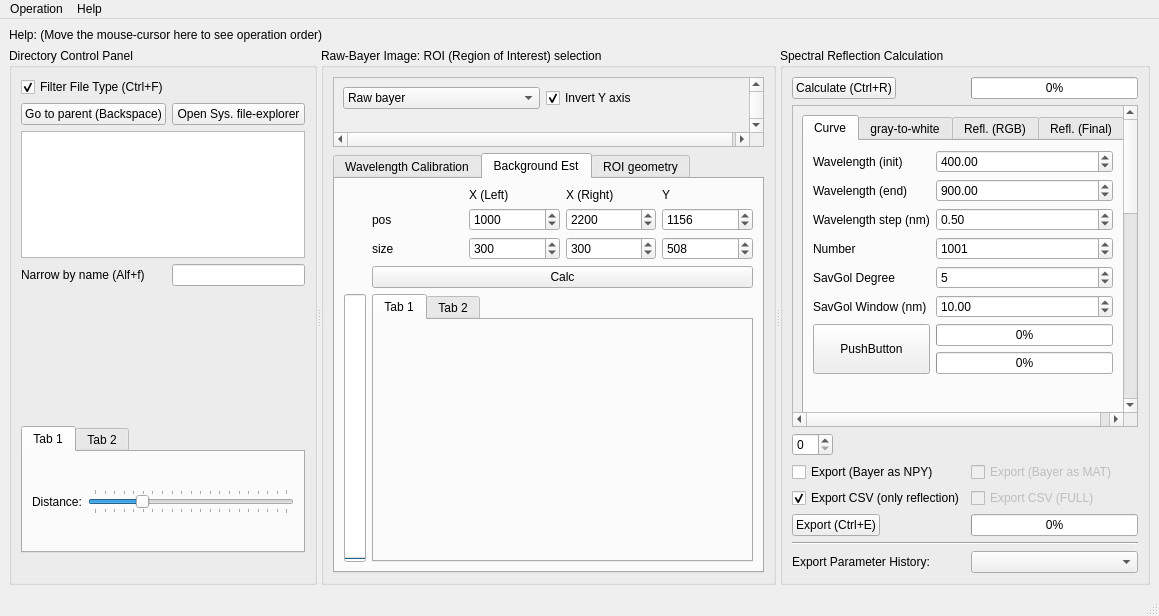
The window that UI/UI_Mainwindow.ui (garid3000/bps_spectrometer_gui) describes before a commit, drawn with Qt 5.
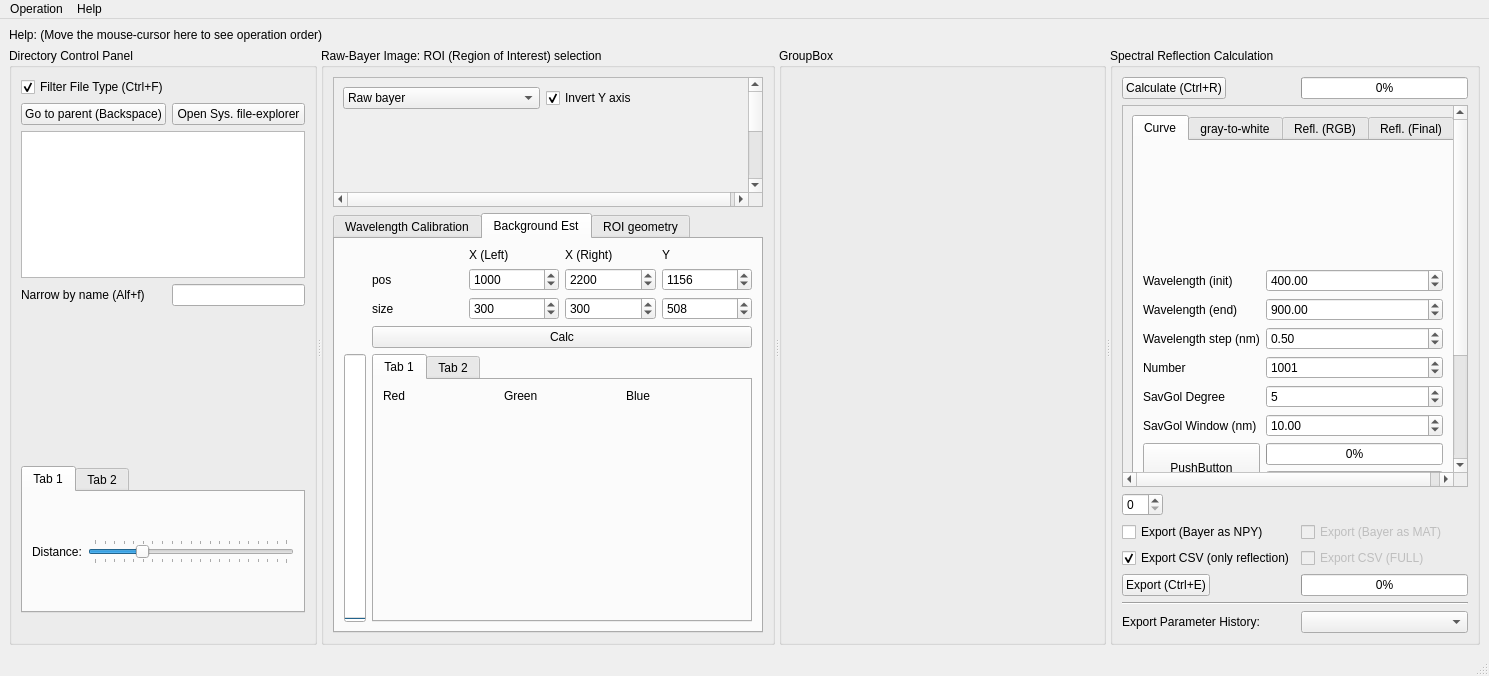
The same window after the commit. The open tabs and pages were chosen to show the change. Icons and pictures are not drawn. Custom widgets are drawn as their Qt base class.

Commit message: Feature to use 2 data for (each for obje, gray)

The edit to the form file:
```diff
--- a/UI/UI_Mainwindow.ui
+++ b/UI/UI_Mainwindow.ui
@@ -6,16 +6,16 @@
    <rect>
     <x>0</x>
     <y>0</y>
-    <width>1159</width>
-    <height>614</height>
+    <width>1489</width>
+    <height>676</height>
    </rect>
   </property>
   <property name="windowTitle">
    <string>MainWindow</string>
   </property>
   <widget class="QWidget" name="centralwidget">
-   <layout class="QVBoxLayout" name="verticalLayout_7">
-    <item>
+   <layout class="QGridLayout" name="gridLayout_20">
+    <item row="0" column="0">
      <widget class="QLabel" name="label">
       <property name="toolTip">
        <string>&lt;html&gt;&lt;head/&gt;&lt;body&gt;&lt;p&gt;&lt;img src=&quot;:/newPrefix/MAIN_howto.png&quot;/&gt;&lt;/p&gt;&lt;/body&gt;&lt;/html&gt;</string>
@@ -25,14 +25,8 @@
       </property>
      </widget>
     </item>
-    <item>
+    <item row="1" column="0">
      <widget class="QSplitter" name="splitter">
-      <property name="sizePolicy">
-       <sizepolicy hsizetype="Expanding" vsizetype="Expanding">
-        <horstretch>0</horstretch>
-        <verstretch>0</verstretch>
-       </sizepolicy>
-      </property>
       <property name="orientation">
        <enum>Qt::Orientation::Horizontal</enum>
       </property>
@@ -658,7 +652,23 @@
                <layout class="QGridLayout" name="gridLayout_14">
                 <item row="0" column="0">
                  <layout class="QGridLayout" name="gridLayout_12">
-                  <item row="0" column="0">
+                  <item row="1" column="2">
+                   <widget class="PlotWidget" name="graph_bg_b" native="true">
+                    <property name="sizePolicy">
+                     <sizepolicy hsizetype="Expanding" vsizetype="Expanding">
+                      <horstretch>1</horstretch>
+                      <verstretch>1</verstretch>
+                     </sizepolicy>
+                    </property>
+                    <property name="minimumSize">
+                     <size>
+                      <width>1</width>
+                      <height>1</height>
+                     </size>
+                    </property>
+                   </widget>
+                  </item>
+                  <item row="1" column="0">
                    <widget class="PlotWidget" name="graph_bg_r" native="true">
                     <property name="sizePolicy">
                      <sizepolicy hsizetype="Expanding" vsizetype="Expanding">
@@ -674,7 +684,7 @@
                     </property>
                    </widget>
                   </item>
-                  <item row="1" column="0">
+                  <item row="1" column="1">
                    <widget class="PlotWidget" name="graph_bg_g" native="true">
                     <property name="sizePolicy">
                      <sizepolicy hsizetype="Expanding" vsizetype="Expanding">
@@ -690,19 +700,24 @@
                     </property>
                    </widget>
                   </item>
-                  <item row="2" column="0">
-                   <widget class="PlotWidget" name="graph_bg_b" native="true">
-                    <property name="sizePolicy">
-                     <sizepolicy hsizetype="Expanding" vsizetype="Expanding">
-                      <horstretch>1</horstretch>
-                      <verstretch>1</verstretch>
-                     </sizepolicy>
+                  <item row="0" column="0">
+                   <widget class="QLabel" name="label_20">
+                    <property name="text">
+                     <string>Red</string>
                     </property>
-                    <property name="minimumSize">
-                     <size>
-                      <width>1</width>
-                      <height>1</height>
-                     </size>
+                   </widget>
+                  </item>
+                  <item row="0" column="1">
+                   <widget class="QLabel" name="label_21">
+                    <property name="text">
+                     <string>Green</string>
+                    </property>
+                   </widget>
+                  </item>
+                  <item row="0" column="2">
+                   <widget class="QLabel" name="label_22">
+                    <property name="text">
+                     <string>Blue</string>
                     </property>
                    </widget>
                   </item>
@@ -1237,6 +1252,49 @@
         </item>
        </layout>
       </widget>
+      <widget class="QGroupBox" name="groupBox">
+       <property name="title">
+        <string>GroupBox</string>
+       </property>
+       <layout class="QGridLayout" name="gridLayout_21">
+        <item row="1" column="0">
+         <layout class="QGridLayout" name="gridLayout_17">
+          <item row="3" column="0">
+           <widget class="PlotWidget" name="graph_gray_roi_spectra" native="true">
+            <property name="sizePolicy">
+             <sizepolicy hsizetype="Expanding" vsizetype="Expanding">
+              <horstretch>0</horstretch>
+              <verstretch>200</verstretch>
+             </sizepolicy>
+            </property>
+            <property name="minimumSize">
+             <size>
+              <width>300</width>
+              <height>200</height>
+             </size>
+            </property>
+           </widget>
+          </item>
+          <item row="1" column="0">
+           <widget class="PlotWidget" name="graph_obje_roi_spectra" native="true">
+            <property name="sizePolicy">
+             <sizepolicy hsizetype="Expanding" vsizetype="Expanding">
+              <horstretch>0</horstretch>
+              <verstretch>200</verstretch>
+             </sizepolicy>
+            </property>
+            <property name="minimumSize">
+             <size>
+              <width>300</width>
+              <height>200</height>
+             </size>
+            </property>
+           </widget>
+          </item>
+         </layout>
+        </item>
+       </layout>
+      </widget>
       <widget class="QGroupBox" name="gp_spectral_panel">
        <property name="title">
         <string>Spectral Reflection Calculation</string>
@@ -1275,8 +1333,8 @@
             <rect>
              <x>0</x>
              <y>0</y>
-             <width>342</width>
-             <height>909</height>
+             <width>340</width>
+             <height>525</height>
             </rect>
            </property>
            <layout class="QVBoxLayout" name="verticalLayout_8">
@@ -1426,58 +1484,6 @@
                   </item>
                  </layout>
                 </item>
-                <item row="1" column="0">
-                 <layout class="QGridLayout" name="gridLayout_17">
-                  <item row="0" column="0">
-                   <widget class="PlotWidget" name="graph_savgol_r" native="true">
-                    <property name="sizePolicy">
-                     <sizepolicy hsizetype="Expanding" vsizetype="Expanding">
-                      <horstretch>0</horstretch>
-                      <verstretch>200</verstretch>
-                     </sizepolicy>
-                    </property>
-                    <property name="minimumSize">
-                     <size>
-                      <width>300</width>
-                      <height>200</height>
-                     </size>
-                    </property>
-                   </widget>
-                  </item>
-                  <item row="1" column="0">
-                   <widget class="PlotWidget" name="graph_savgol_g" native="true">
-                    <property name="sizePolicy">
-                     <sizepolicy hsizetype="Expanding" vsizetype="Expanding">
-                      <horstretch>0</horstretch>
-                      <verstretch>200</verstretch>
-                     </sizepolicy>
-                    </property>
-                    <property name="minimumSize">
-                     <size>
-                      <width>300</width>
-                      <height>200</height>
-                     </size>
-                    </property>
-                   </widget>
-                  </item>
-                  <item row="2" column="0">
-                   <widget class="PlotWidget" name="graph_savgol_b" native="true">
-                    <property name="sizePolicy">
-                     <sizepolicy hsizetype="Expanding" vsizetype="Expanding">
-                      <horstretch>0</horstretch>
-                      <verstretch>200</verstretch>
-                     </sizepolicy>
-                    </property>
-                    <property name="minimumSize">
-                     <size>
-                      <width>300</width>
-                      <height>200</height>
-                     </size>
-                    </property>
-                   </widget>
-                  </item>
-                 </layout>
-                </item>
                </layout>
               </widget>
               <widget class="QWidget" name="tab_8">
@@ -1703,7 +1709,7 @@
     <rect>
      <x>0</x>
      <y>0</y>
-     <width>1159</width>
+     <width>1489</width>
      <height>19</height>
     </rect>
    </property>
```
Left out of the diff: 348 changed lines with no effect on the pictures. The commit also changes 2 other files.
